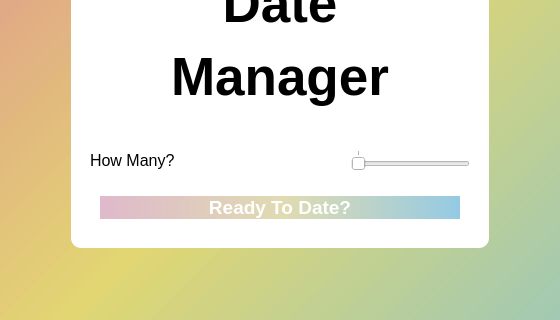
Qt form forTesting.ui (player62/Date-Manger) before a commit; both pictures show x 170 to 730 and y 371 to 691 of the 900 by 900 pixel window.
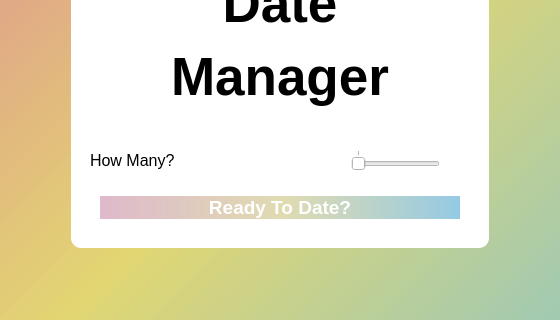
The same form after that commit.

Diff of the .ui file:
```diff
--- a/forTesting.ui
+++ b/forTesting.ui
@@ -140,7 +140,7 @@
               </property>
               <property name="sizeHint" stdset="0">
                <size>
-                <width>10</width>
+                <width>40</width>
                 <height>20</height>
                </size>
               </property>
```
